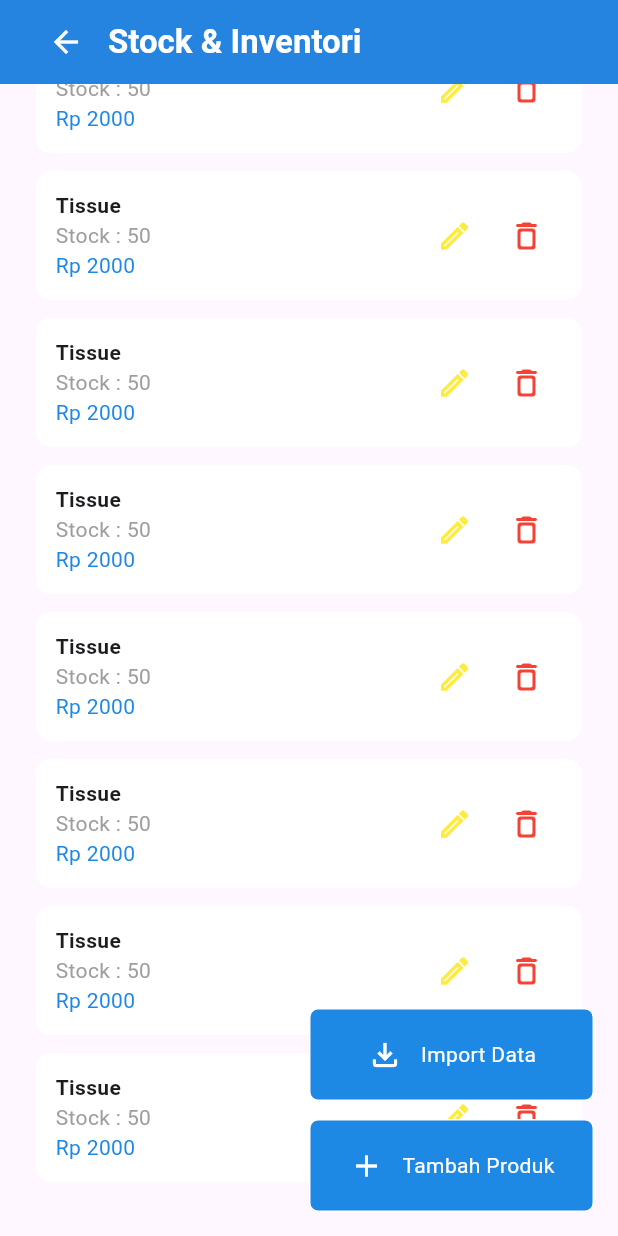
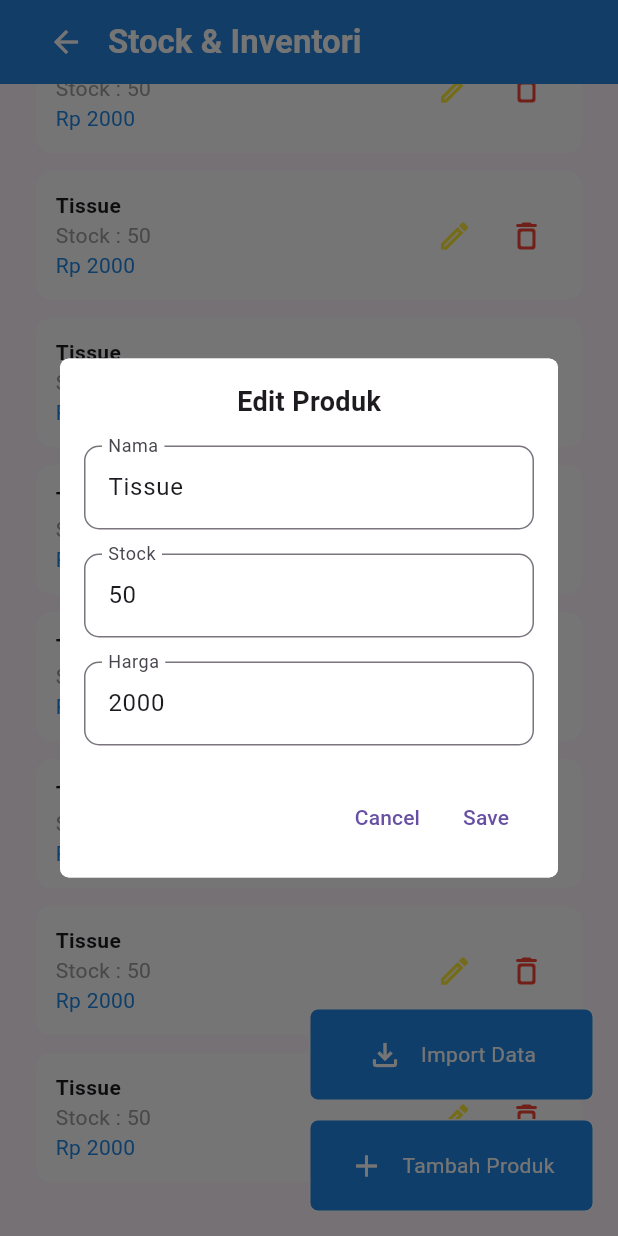
Before and after one commit to rzalmauln/Mobile-E-POS, a Flutter app: the screen it shows after launch, scrolled down 554 dp, after a tap on the "edit" icon, on a phone screen of 412 x 824 dp. Run offline on Flutter 3.47's test engine with Material 3 defaults, Android fonts, the phone set to English and light mode, and no system bars; our stand-ins replace flutter_svg, freezed_annotation, sqflite; accounts and stored records are empty.

Commit message:
alert edit

```diff
--- a/lib/views/stock/stock_view.dart
+++ b/lib/views/stock/stock_view.dart
@@ -179,7 +179,10 @@ class _StockViewState extends State<StockView> {
               children: [
                 IconButton(
                   icon: Icon(Icons.edit_outlined, color: Colors.yellow[500]),
-                  onPressed: () {},
+                  onPressed: () {
+                    _showEditDialog(stock
+                        .indexWhere((element) => element['title'] == title));
+                  },
                 ),
                 IconButton(
                   icon: Icon(Icons.delete_outline_rounded,
@@ -193,6 +196,107 @@ class _StockViewState extends State<StockView> {
           ],
         ),
       ),
+    );
+  }
+
+  void _showEditDialog(int index) {
+    var item = stock[index];
+    TextEditingController titleController =
+        TextEditingController(text: item['title'].toString());
+    TextEditingController qtyController =
+        TextEditingController(text: item['qty'].toString());
+    TextEditingController priceController =
+        TextEditingController(text: item['price'].toString());
+
+    showDialog(
+      context: context,
+      barrierDismissible: true,
+      builder: (BuildContext context) {
+        return Center(
+          child: Container(
+            child: Material(
+              type: MaterialType.transparency,
+              child: Dialog(
+                shape: RoundedRectangleBorder(
+                  borderRadius: BorderRadius.circular(6.0),
+                ),
+                child: Container(
+                  padding: EdgeInsets.all(16.0),
+                  decoration: BoxDecoration(
+                    color: Colors.white,
+                    borderRadius: BorderRadius.circular(6.0),
+                  ),
+                  child: Column(
+                    mainAxisSize: MainAxisSize.min,
+                    children: [
+                      Text("Edit Produk",
+                          style: TextStyle(
+                              fontSize: 18.0, fontWeight: FontWeight.bold)),
+                      SizedBox(height: 16.0),
+                      TextField(
+                        controller: titleController,
+                        decoration: InputDecoration(
+                          labelText: "Nama",
+                          border: OutlineInputBorder(
+                              borderRadius:
+                                  BorderRadius.all(Radius.circular(10))),
+                        ),
+                      ),
+                      SizedBox(height: 16.0),
+                      TextField(
+                        controller: qtyController,
+                        decoration: InputDecoration(
+                          labelText: "Stock",
+                          border: OutlineInputBorder(
+                            borderRadius: BorderRadius.all(Radius.circular(10)),
+                          ),
+                        ),
+                        keyboardType: TextInputType.number,
+                      ),
+                      SizedBox(height: 16.0),
+                      TextField(
+                        controller: priceController,
+                        decoration: InputDecoration(
+                          labelText: "Harga",
+                          border: OutlineInputBorder(
+                            borderRadius: BorderRadius.all(Radius.circular(10)),
+                          ),
+                        ),
+                        keyboardType: TextInputType.number,
+                      ),
+                      SizedBox(height: 24.0),
+                      Row(
+                        mainAxisAlignment: MainAxisAlignment.end,
+                        children: [
+                          TextButton(
+                            onPressed: () {
+                              Navigator.pop(context);
+                            },
+                            child: Text("Cancel"),
+                          ),
+                          TextButton(
+                            onPressed: () {
+                              setState(() {
+                                stock[index]['title'] = titleController.text;
+                                stock[index]['qty'] =
+                                    int.parse(qtyController.text);
+                                stock[index]['price'] =
+                                    int.parse(priceController.text);
+                              });
+                              Navigator.pop(context);
+                            },
+                            child: Text("Save"),
+                          ),
+                        ],
+                      ),
+                    ],
+                  ),
+                ),
+              ),
+            ),
+          ),
+        );
+      },
     );
   }
 
@@ -225,7 +329,7 @@ class _StockViewState extends State<StockView> {
     );
   }
 
-  Future<bool> _setAlertDelete(BuildContext context,String title) async {
+  Future<bool> _setAlertDelete(BuildContext context, String title) async {
     return await showDialog(
       context: context,
       builder: (context) => AlertDialog(
@@ -243,7 +347,8 @@ class _StockViewState extends State<StockView> {
             ),
           ),
         ),
-        content: Text("Aksi ini akan menghapus produk ${title} dari Stok & Inventori",
+        content: Text(
+            "Aksi ini akan menghapus produk ${title} dari Stok & Inventori",
             textAlign: TextAlign.center,
             style: TextStyle(color: Colors.grey[600])),
         actions: [
@@ -259,7 +364,6 @@ class _StockViewState extends State<StockView> {
                     margin: EdgeInsets.all(1),
                     padding: EdgeInsets.all(16),
                     decoration: BoxDecoration(
-                      // color: const Color.fromARGB(255, 255, 255, 255),
                       border: Border.all(color: Colors.grey[600]!),
                       borderRadius: BorderRadius.circular(10),
                     ),
@@ -272,10 +376,15 @@ class _StockViewState extends State<StockView> {
                   ),
                 ),
               ),
-              SizedBox(width: 12,),
+              SizedBox(
+                width: 12,
+              ),
               Expanded(
                 child: GestureDetector(
                   onTap: () {
+                    setState(() {
+                      stock.removeWhere((element) => element['title'] == title);
+                    });
                   },
                   child: Container(
                     margin: EdgeInsets.symmetric(vertical: 5),
```
